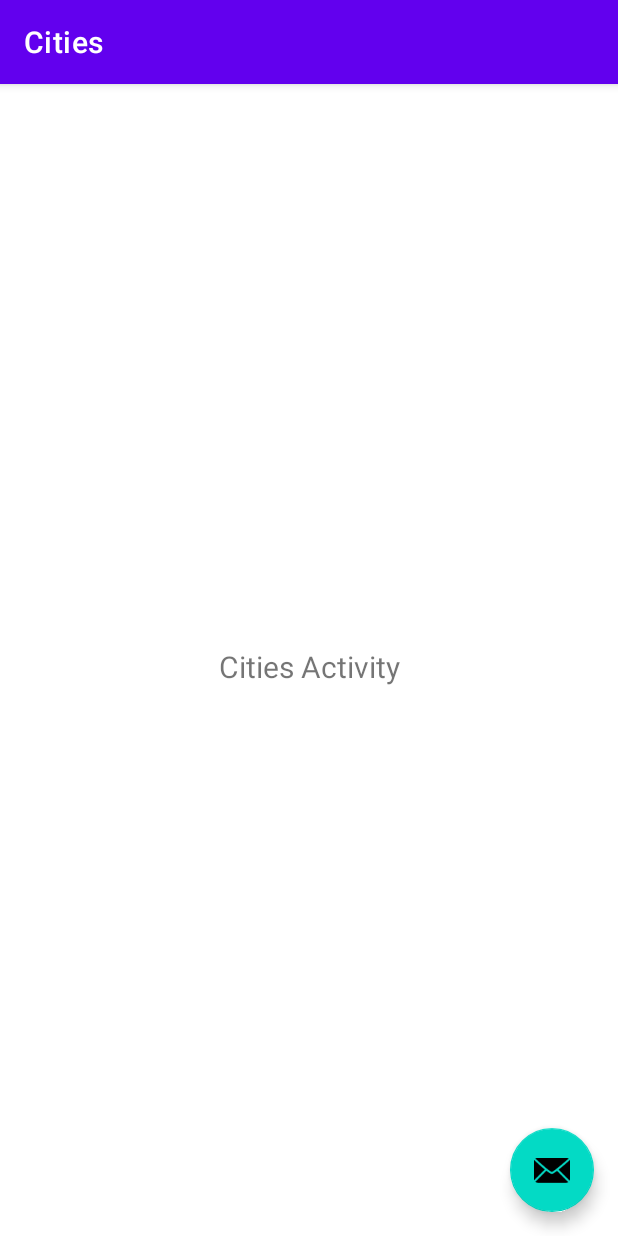
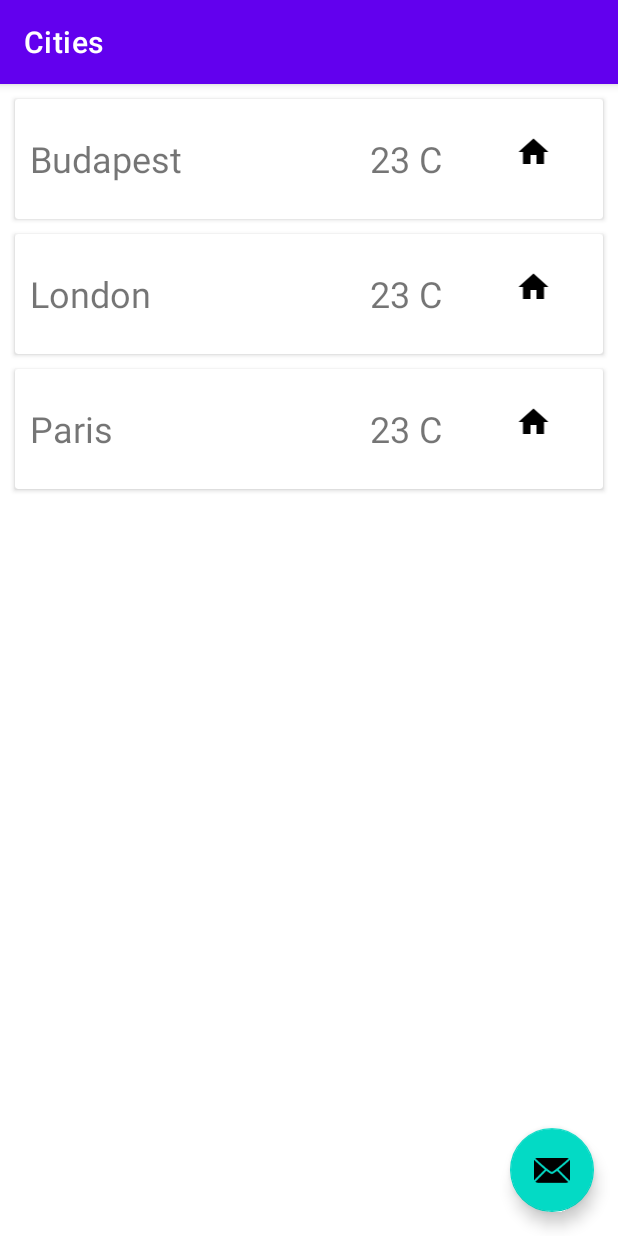
Before and after one commit to kristof12345/Weather, an Android app: the screen it shows after launch (CitiesActivity), on a phone screen of 412 x 824 dp. Run offline under Robolectric (Android 15) with nearby library versions, the phone set to English and light mode, and no system bars.

Commit message:
City list layout

```diff
--- a/app/src/main/java/com/kristof/weather/views/cities/CitiesActivity.kt
+++ b/app/src/main/java/com/kristof/weather/views/cities/CitiesActivity.kt
@@ -1,31 +1,27 @@
 package com.kristof.weather.views.cities
 
-import android.R.attr.action
 import android.content.Intent
 import android.os.Bundle
-import android.widget.TextView
 import androidx.appcompat.app.AppCompatActivity
 import androidx.lifecycle.lifecycleScope
 import com.google.android.material.floatingactionbutton.FloatingActionButton
-import com.google.android.material.snackbar.Snackbar
 import com.kristof.weather.R
 import com.kristof.weather.models.City
 import com.kristof.weather.presenters.CitiesPresenter
 import com.kristof.weather.views.weather.WeatherActivity
+import kotlinx.android.synthetic.main.activity_cities.*
 import kotlinx.coroutines.Dispatchers
 import kotlinx.coroutines.launch
-import kotlinx.coroutines.withContext
 
 class CitiesActivity : AppCompatActivity(), ICitiesScreen {
+
+    lateinit var adapter: CityListAdapter
 
     override fun onCreate(savedInstanceState: Bundle?) {
         super.onCreate(savedInstanceState)
         setContentView(R.layout.activity_cities)
         setSupportActionBar(findViewById(R.id.toolbar))
-
-        val textView: TextView = findViewById(R.id.text_home)
-        textView.text = "Cities Activity"
-        findViewById<FloatingActionButton>(R.id.fab).setOnClickListener { view ->
+        findViewById<FloatingActionButton>(R.id.fab).setOnClickListener {
             navigate()
         }
     }
@@ -33,9 +29,6 @@ class CitiesActivity : AppCompatActivity(), ICitiesScreen {
     override fun onStart() {
         super.onStart()
         CitiesPresenter.attachScreen(this);
-        lifecycleScope.launch(Dispatchers.IO) {
-            CitiesPresenter.getCities()
-        }
     }
 
     override fun onStop() {
@@ -43,11 +36,20 @@ class CitiesActivity : AppCompatActivity(), ICitiesScreen {
         CitiesPresenter.detachScreen();
     }
 
+    override fun onResume() {
+        super.onResume()
+        adapter = CityListAdapter(this)
+        cityList.adapter = adapter
+        lifecycleScope.launch(Dispatchers.IO) {
+            CitiesPresenter.getCities()
+        }
+    }
+
     private fun navigate() {
         startActivity(Intent(this, WeatherActivity::class.java))
     }
 
-    override fun showCities(citiesList: List<City>) {
-
+    override fun showCities(cityList: List<City>) {
+        adapter.setCityList(cityList)
     }
 }
--- a/app/src/main/java/com/kristof/weather/views/cities/CityListAdapter.kt
+++ b/app/src/main/java/com/kristof/weather/views/cities/CityListAdapter.kt
@@ -10,7 +10,8 @@ import com.kristof.weather.R
 import com.kristof.weather.models.City
 import kotlinx.android.synthetic.main.city.view.*
 
-class CityListAdapter(private val context: Context) : RecyclerView.Adapter<CityListAdapter.ViewHolder>() {
+class CityListAdapter(private val context: Context) :
+    RecyclerView.Adapter<CityListAdapter.ViewHolder>() {
     var cities = mutableListOf<City>()
 
     inner class ViewHolder(view: View) : RecyclerView.ViewHolder(view) {
@@ -29,4 +30,10 @@ class CityListAdapter(private val context: Context) : RecyclerView.Adapter<CityL
     override fun getItemCount(): Int {
         return cities.size
     }
+
+    fun setCityList(cityList: List<City>) {
+        cities.clear()
+        cities.addAll(cityList)
+        notifyDataSetChanged()
+    }
 }
--- a/app/src/main/res/layout/activity_cities.xml
+++ b/app/src/main/res/layout/activity_cities.xml
@@ -20,27 +20,14 @@
 
     </com.google.android.material.appbar.AppBarLayout>
 
-    <androidx.constraintlayout.widget.ConstraintLayout xmlns:android="http://schemas.android.com/apk/res/android"
-        xmlns:app="http://schemas.android.com/apk/res-auto"
+    <androidx.recyclerview.widget.RecyclerView
+        android:id="@+id/cityList"
         android:layout_width="match_parent"
         android:layout_height="match_parent"
-        app:layout_behavior="@string/appbar_scrolling_view_behavior">
-
-        <TextView
-            android:id="@+id/text_home"
-            android:layout_width="match_parent"
-            android:layout_height="wrap_content"
-            android:layout_marginStart="8dp"
-            android:layout_marginTop="8dp"
-            android:layout_marginEnd="8dp"
-            android:textAlignment="center"
-            android:textSize="20sp"
-            app:layout_constraintBottom_toBottomOf="parent"
-            app:layout_constraintEnd_toEndOf="parent"
-            app:layout_constraintStart_toStartOf="parent"
-            app:layout_constraintTop_toTopOf="parent" />
-
-    </androidx.constraintlayout.widget.ConstraintLayout>
+        app:layoutManager="androidx.recyclerview.widget.LinearLayoutManager"
+        android:scrollbars="vertical"
+        app:layout_behavior="@string/appbar_scrolling_view_behavior"
+        />
 
     <com.google.android.material.floatingactionbutton.FloatingActionButton
         android:id="@+id/fab"
--- a/app/src/main/res/layout/city.xml
+++ b/app/src/main/res/layout/city.xml
@@ -1,27 +1,46 @@
 <?xml version="1.0" encoding="utf-8"?>
-<androidx.constraintlayout.widget.ConstraintLayout
+<androidx.cardview.widget.CardView xmlns:android="http://schemas.android.com/apk/res/android"
+    xmlns:app="http://schemas.android.com/apk/res-auto"
+    android:id="@+id/cardView"
+    android:layout_width="match_parent"
+    android:layout_height="80dp"
+    android:layout_marginLeft="10dp"
+    android:layout_marginTop="10dp"
+    android:layout_marginRight="10dp">
+
+    <LinearLayout
         xmlns:android="http://schemas.android.com/apk/res/android"
         xmlns:app="http://schemas.android.com/apk/res-auto"
-    xmlns:tools="http://schemas.android.com/tools"
         android:layout_width="match_parent"
-    android:layout_height="match_parent">
+        android:layout_height="match_parent"
+        android:layout_marginLeft="10dp"
+        android:layout_marginTop="23dp"
+        android:layout_marginRight="10dp"
+        >
 
         <TextView
             android:id="@+id/tvName"
-        android:layout_width="wrap_content"
-        android:layout_height="wrap_content"
-        android:text="TextView"
-        app:layout_constraintBottom_toBottomOf="parent"
-        app:layout_constraintEnd_toStartOf="@+id/imageView"
-        app:layout_constraintStart_toStartOf="parent"
-        app:layout_constraintTop_toTopOf="parent" />
+            android:text="City name"
+            android:textSize="24sp"
+            android:layout_weight="3"
+            android:layout_height="match_parent"
+            android:layout_width="100dp" />
+
+        <TextView
+            android:id="@+id/tvTemp"
+            android:text="23 C"
+            android:textSize="24sp"
+            android:layout_weight="1"
+            android:layout_height="match_parent"
+            android:layout_width="30dp" />
 
         <ImageView
             android:id="@+id/imageView"
-        android:layout_width="wrap_content"
+            android:layout_weight="1"
+            android:layout_width="30dp"
             android:layout_height="wrap_content"
-        app:layout_constraintBottom_toBottomOf="parent"
-        app:layout_constraintEnd_toEndOf="parent"
-        app:layout_constraintTop_toTopOf="parent"
             app:srcCompat="@drawable/ic_home_black_24dp" />
-</androidx.constraintlayout.widget.ConstraintLayout>
+
+    </LinearLayout>
+
+</androidx.cardview.widget.CardView>
```
Lines whose indentation alone changed are shown as unchanged.
